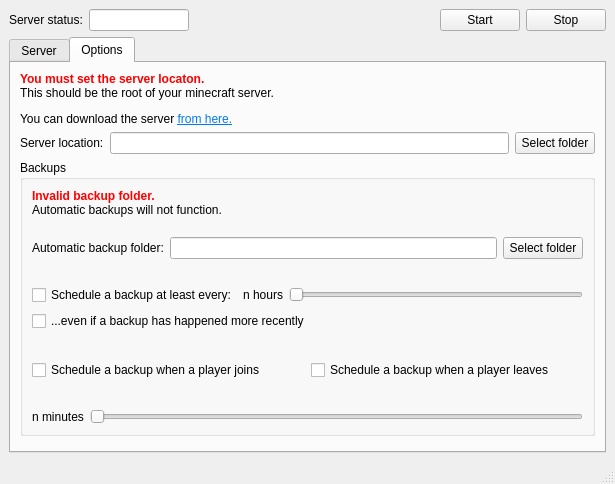
Before: the Qt Designer form src/mainwindow.ui in mrrooster/minecraftbedrockconsole, drawn with Qt 5.
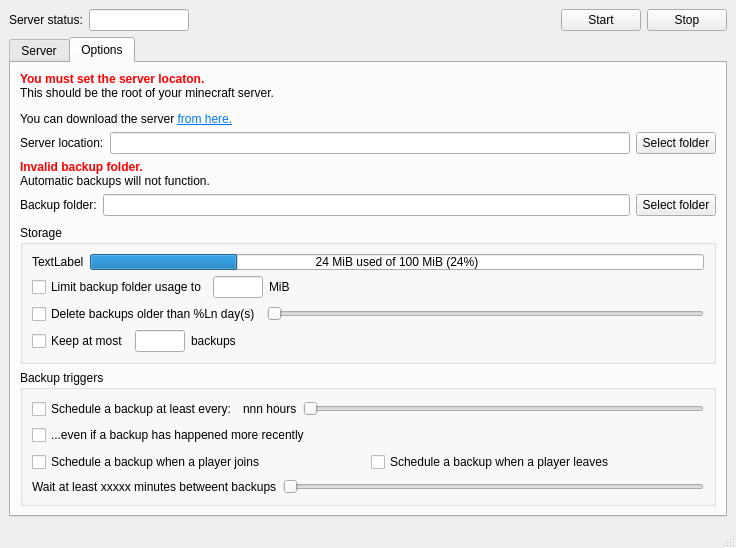
After: the same form once the commit is applied. The open tabs and pages were chosen to show the change.

Commit message: Added options to clear backup folder if it gets too big, or too many files in, or the files are too old.

Patch:
```diff
--- a/src/mainwindow.ui
+++ b/src/mainwindow.ui
@@ -6,10 +6,16 @@
    <rect>
     <x>0</x>
     <y>0</y>
-    <width>615</width>
-    <height>484</height>
+    <width>736</width>
+    <height>485</height>
    </rect>
   </property>
+  <property name="sizePolicy">
+   <sizepolicy hsizetype="Preferred" vsizetype="Ignored">
+    <horstretch>0</horstretch>
+    <verstretch>0</verstretch>
+   </sizepolicy>
+  </property>
   <property name="windowTitle">
    <string>MainWindow</string>
   </property>
@@ -185,49 +191,221 @@
           </item>
          </layout>
         </item>
+        <item>
+         <widget class="QLabel" name="invalidBackupLocationLabel">
+          <property name="text">
+           <string>&lt;html&gt;&lt;head/&gt;&lt;body&gt;&lt;p&gt;&lt;span style=&quot; font-weight:600; color:#ff0000;&quot;&gt;Invalid backup folder.&lt;/span&gt;&lt;br/&gt;Automatic backups will not function.&lt;/p&gt;&lt;/body&gt;&lt;/html&gt;</string>
+          </property>
+          <property name="textFormat">
+           <enum>Qt::RichText</enum>
+          </property>
+          <property name="margin">
+           <number>0</number>
+          </property>
+         </widget>
+        </item>
+        <item>
+         <layout class="QHBoxLayout" name="horizontalLayout_5">
+          <property name="bottomMargin">
+           <number>3</number>
+          </property>
+          <item>
+           <widget class="QLabel" name="label_3">
+            <property name="text">
+             <string>Backup folder:</string>
+            </property>
+           </widget>
+          </item>
+          <item>
+           <widget class="QLineEdit" name="backupFolder"/>
+          </item>
+          <item>
+           <widget class="QPushButton" name="selectBackupFolder">
+            <property name="text">
+             <string>Select folder</string>
+            </property>
+           </widget>
+          </item>
+         </layout>
+        </item>
+        <item>
+         <widget class="QGroupBox" name="groupBox_2">
+          <property name="title">
+           <string>Storage</string>
+          </property>
+          <layout class="QVBoxLayout" name="verticalLayout_5">
+           <item>
+            <layout class="QHBoxLayout" name="horizontalLayout_7">
+             <item>
+              <widget class="QLabel" name="storageUsage">
+               <property name="text">
+                <string>TextLabel</string>
+               </property>
+              </widget>
+             </item>
+             <item>
+              <widget class="QProgressBar" name="storageUsedBar">
+               <property name="sizePolicy">
+                <sizepolicy hsizetype="Expanding" vsizetype="Expanding">
+                 <horstretch>0</horstretch>
+                 <verstretch>0</verstretch>
+                </sizepolicy>
+               </property>
+               <property name="value">
+                <number>24</number>
+               </property>
+               <property name="format">
+                <string>%v MiB used of %m MiB (%p%)</string>
+               </property>
+              </widget>
+             </item>
+            </layout>
+           </item>
+           <item>
+            <layout class="QHBoxLayout" name="horizontalLayout_9">
+             <item>
+              <widget class="QCheckBox" name="restrictBackupsStorageUsage">
+               <property name="text">
+                <string>Limit backup folder usage to</string>
+               </property>
+              </widget>
+             </item>
+             <item>
+              <widget class="QLineEdit" name="maxStorageUsageMiB">
+               <property name="sizePolicy">
+                <sizepolicy hsizetype="Maximum" vsizetype="Fixed">
+                 <horstretch>0</horstretch>
+                 <verstretch>0</verstretch>
+                </sizepolicy>
+               </property>
+               <property name="maximumSize">
+                <size>
+                 <width>50</width>
+                 <height>16777215</height>
+                </size>
+               </property>
+               <property name="inputMask">
+                <string>9000000000</string>
+               </property>
+               <property name="maxLength">
+                <number>10</number>
+               </property>
+              </widget>
+             </item>
+             <item>
+              <widget class="QLabel" name="label_4">
+               <property name="text">
+                <string>MiB</string>
+               </property>
+              </widget>
+             </item>
+             <item>
+              <spacer name="horizontalSpacer_3">
+               <property name="orientation">
+                <enum>Qt::Horizontal</enum>
+               </property>
+               <property name="sizeHint" stdset="0">
+                <size>
+                 <width>40</width>
+                 <height>20</height>
+                </size>
+               </property>
+              </spacer>
+             </item>
+            </layout>
+           </item>
+           <item>
+            <layout class="QHBoxLayout" name="horizontalLayout_11">
+             <item>
+              <widget class="QCheckBox" name="restrictBackupAge">
+               <property name="sizePolicy">
+                <sizepolicy hsizetype="Fixed" vsizetype="Fixed">
+                 <horstretch>0</horstretch>
+                 <verstretch>0</verstretch>
+                </sizepolicy>
+               </property>
+               <property name="text">
+                <string>Delete backups older than %Ln day(s)</string>
+               </property>
+              </widget>
+             </item>
+             <item>
+              <widget class="QSlider" name="restrictBackupAgeSlider">
+               <property name="minimum">
+                <number>1</number>
+               </property>
+               <property name="maximum">
+                <number>365</number>
+               </property>
+               <property name="orientation">
+                <enum>Qt::Horizontal</enum>
+               </property>
+              </widget>
+             </item>
+            </layout>
+           </item>
+           <item>
+            <layout class="QHBoxLayout" name="horizontalLayout_10">
+             <item>
+              <widget class="QCheckBox" name="restrictNumberOfBackups">
+               <property name="text">
+                <string>Keep at most</string>
+               </property>
+              </widget>
+             </item>
+             <item>
+              <widget class="QLineEdit" name="restrictNumberOfBackupsAmount">
+               <property name="sizePolicy">
+                <sizepolicy hsizetype="Maximum" vsizetype="Fixed">
+                 <horstretch>0</horstretch>
+                 <verstretch>0</verstretch>
+                </sizepolicy>
+               </property>
+               <property name="maximumSize">
+                <size>
+                 <width>50</width>
+                 <height>16777215</height>
+                </size>
+               </property>
+               <property name="inputMask">
+                <string>9000000000</string>
+               </property>
+               <property name="maxLength">
+                <number>10</number>
+               </property>
+              </widget>
+             </item>
+             <item>
+              <widget class="QLabel" name="label_5">
+               <property name="text">
+                <string>backups</string>
+               </property>
+              </widget>
+             </item>
+             <item>
+              <spacer name="horizontalSpacer_4">
+               <property name="orientation">
+                <enum>Qt::Horizontal</enum>
+               </property>
+               <property name="sizeHint" stdset="0">
+                <size>
+                 <width>40</width>
+                 <height>20</height>
+                </size>
+               </property>
+              </spacer>
+             </item>
+            </layout>
+           </item>
+          </layout>
+         </widget>
+        </item>
         <item>
          <widget class="QGroupBox" name="groupBox">
           <property name="title">
-           <string>Backups</string>
+           <string>Backup triggers</string>
           </property>
           <layout class="QVBoxLayout" name="verticalLayout_3">
-           <item>
-            <widget class="QLabel" name="invalidBackupLocationLabel">
-             <property name="text">
-              <string>&lt;html&gt;&lt;head/&gt;&lt;body&gt;&lt;p&gt;&lt;span style=&quot; font-weight:600; color:#ff0000;&quot;&gt;Invalid backup folder.&lt;/span&gt;&lt;br/&gt;Automatic backups will not function.&lt;br/&gt;&lt;/p&gt;&lt;/body&gt;&lt;/html&gt;</string>
-             </property>
-             <property name="textFormat">
-              <enum>Qt::RichText</enum>
-             </property>
-             <property name="margin">
-              <number>0</number>
-             </property>
-            </widget>
-           </item>
-           <item>
-            <layout class="QHBoxLayout" name="horizontalLayout_5">
-             <property name="bottomMargin">
-              <number>20</number>
-             </property>
-             <item>
-              <widget class="QLabel" name="label_3">
-               <property name="text">
-                <string>Automatic backup folder:</string>
-               </property>
-              </widget>
-             </item>
-             <item>
-              <widget class="QLineEdit" name="backupFolder"/>
-             </item>
-             <item>
-              <widget class="QPushButton" name="selectBackupFolder">
-               <property name="text">
-                <string>Select folder</string>
-               </property>
-              </widget>
-             </item>
-            </layout>
-           </item>
            <item>
             <layout class="QHBoxLayout" name="horizontalLayout_8">
              <item>
@@ -239,8 +417,14 @@
              </item>
              <item>
               <widget class="QLabel" name="backupFrequencyLabel">
+               <property name="sizePolicy">
+                <sizepolicy hsizetype="Fixed" vsizetype="Preferred">
+                 <horstretch>0</horstretch>
+                 <verstretch>0</verstretch>
+                </sizepolicy>
+               </property>
                <property name="text">
-                <string>n hours</string>
+                <string>nnn hours</string>
                </property>
               </widget>
              </item>
@@ -317,8 +501,14 @@
             <layout class="QHBoxLayout" name="horizontalLayout_6">
              <item>
               <widget class="QLabel" name="backupDelayLabel">
+               <property name="sizePolicy">
+                <sizepolicy hsizetype="Fixed" vsizetype="Preferred">
+                 <horstretch>0</horstretch>
+                 <verstretch>0</verstretch>
+                </sizepolicy>
+               </property>
                <property name="text">
-                <string>n minutes</string>
+                <string>Wait at least xxxxx minutes betweent backups</string>
                </property>
               </widget>
              </item>
```
Left out of the diff: 103 changed lines with no effect on the pictures. The commit also changes 7 other files.
